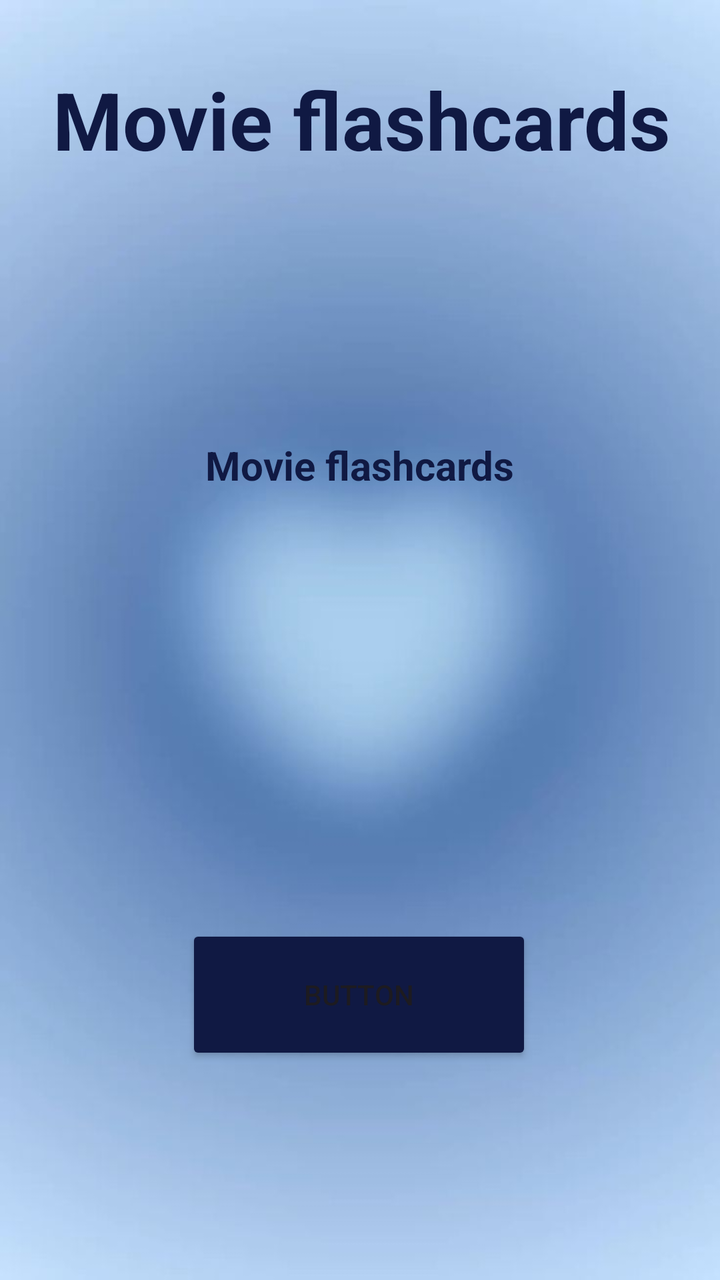
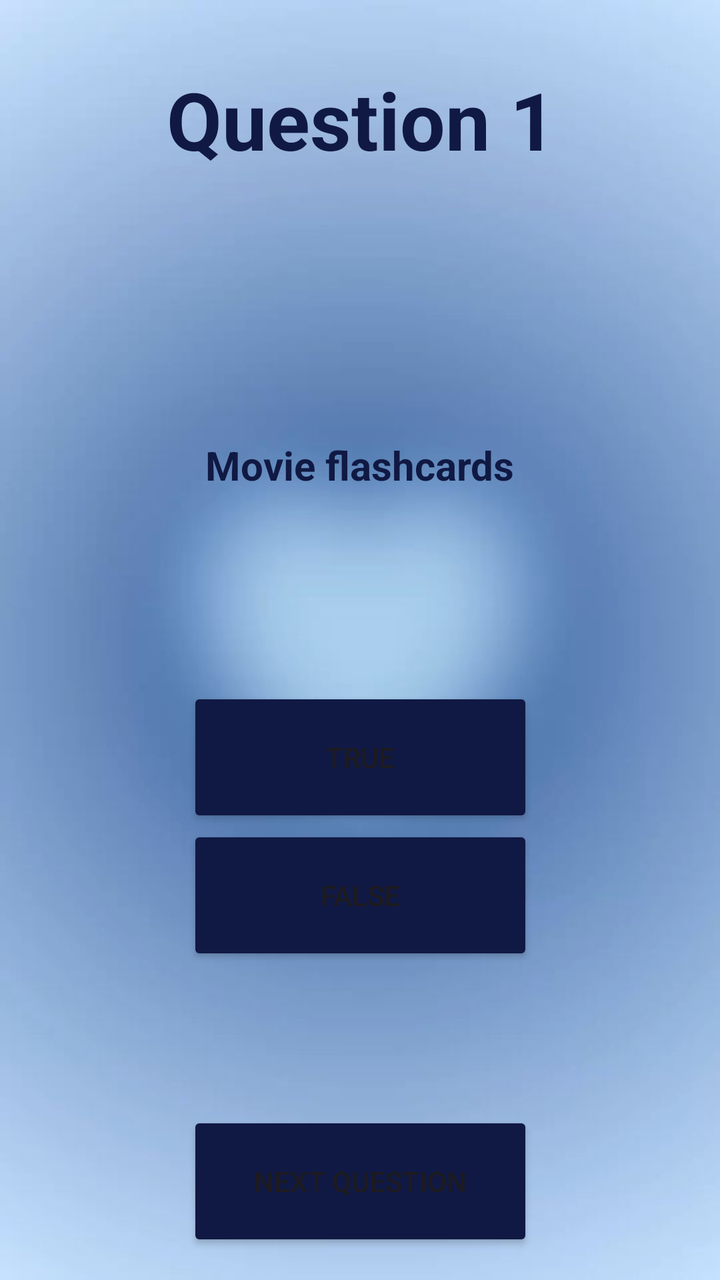

Before-and-after screenshots of an Android layout around one commit, followed by the original layout XML and the change that was made.
<!-- AndroidManifest.xml: application theme Theme.ICE4 -->
<!-- res/layout/activity_question1.xml -->
<?xml version="1.0" encoding="utf-8"?>
<androidx.constraintlayout.widget.ConstraintLayout xmlns:android="http://schemas.android.com/apk/res/android"
    xmlns:app="http://schemas.android.com/apk/res-auto"
    xmlns:tools="http://schemas.android.com/tools"
    android:id="@+id/main"
    android:layout_width="match_parent"
    android:layout_height="match_parent"
    tools:context=".Question1">

    <ImageView
        android:id="@+id/imageView2"
        android:layout_width="wrap_content"
        android:layout_height="wrap_content"
        app:layout_constraintBottom_toBottomOf="parent"
        app:layout_constraintEnd_toEndOf="parent"
        app:layout_constraintHorizontal_bias="0.0"
        app:layout_constraintStart_toStartOf="parent"
        app:layout_constraintTop_toTopOf="parent"
        app:layout_constraintVertical_bias="0.0"
        app:srcCompat="@drawable/wallpaper" />

    <TextView
        android:id="@+id/txtDisplay2"
        android:layout_width="272dp"
        android:layout_height="230dp"
        android:gravity="center"
        android:text="Movie flashcards"
        android:textColor="#101943"
        android:textSize="20sp"
        android:textStyle="bold"
        app:layout_constraintBottom_toBottomOf="parent"
        app:layout_constraintEnd_toEndOf="parent"
        app:layout_constraintHorizontal_bias="0.496"
        app:layout_constraintStart_toStartOf="parent"
        app:layout_constraintTop_toTopOf="parent"
        app:layout_constraintVertical_bias="0.287" />

    <TextView
        android:id="@+id/txtHeading2"
        android:layout_width="374dp"
        android:layout_height="77dp"
        android:gravity="center"
        android:text="Movie flashcards"
        android:textColor="#101943"
        android:textSize="40sp"
        android:textStyle="bold"
        app:layout_constraintBottom_toBottomOf="parent"
        app:layout_constraintEnd_toEndOf="parent"
        app:layout_constraintHorizontal_bias="0.486"
        app:layout_constraintStart_toStartOf="parent"
        app:layout_constraintTop_toTopOf="parent"
        app:layout_constraintVertical_bias="0.038" />

    <Button
        android:id="@+id/btnCheck"
        android:layout_width="173dp"
        android:layout_height="70dp"
        android:backgroundTint="#101943"
        android:text="Button"
        app:layout_constraintBottom_toBottomOf="parent"
        app:layout_constraintEnd_toEndOf="parent"
        app:layout_constraintHorizontal_bias="0.498"
        app:layout_constraintStart_toStartOf="parent"
        app:layout_constraintTop_toTopOf="parent"
        app:layout_constraintVertical_bias="0.811" />

</androidx.constraintlayout.widget.ConstraintLayout>
<!-- resources referenced by this layout -->
<resources>
  <!-- drawable wallpaper: jpg bitmap (drawable, 22414 bytes) -->
  <style name="Theme.ICE4" parent="Base.Theme.ICE4" />
  <style name="Base.Theme.ICE4" parent="Theme.Material3.DayNight.NoActionBar">
          
          
      </style>
</resources>

<!-- the commit's change to res/layout/activity_question1.xml (unified diff, before → after) -->
@@ -16,7 +16,7 @@
         app:layout_constraintHorizontal_bias="0.0"
         app:layout_constraintStart_toStartOf="parent"
         app:layout_constraintTop_toTopOf="parent"
-        app:layout_constraintVertical_bias="0.0"
+        app:layout_constraintVertical_bias="1.0"
         app:srcCompat="@drawable/wallpaper" />
 
     <TextView
@@ -40,7 +40,7 @@
         android:layout_width="374dp"
         android:layout_height="77dp"
         android:gravity="center"
-        android:text="Movie flashcards"
+        android:text="Question 1"
         android:textColor="#101943"
         android:textSize="40sp"
         android:textStyle="bold"
@@ -52,16 +52,39 @@
         app:layout_constraintVertical_bias="0.038" />
 
     <Button
-        android:id="@+id/btnCheck"
+        android:id="@+id/btnNext"
         android:layout_width="173dp"
         android:layout_height="70dp"
         android:backgroundTint="#101943"
-        android:text="Button"
+        android:text="Next Question"
         app:layout_constraintBottom_toBottomOf="parent"
         app:layout_constraintEnd_toEndOf="parent"
-        app:layout_constraintHorizontal_bias="0.498"
         app:layout_constraintStart_toStartOf="parent"
         app:layout_constraintTop_toTopOf="parent"
-        app:layout_constraintVertical_bias="0.811" />
+        app:layout_constraintVertical_bias="0.975" />
+
+    <Button
+        android:id="@+id/btnTrue"
+        android:layout_width="173dp"
+        android:layout_height="70dp"
+        android:backgroundTint="#101943"
+        android:text="True"
+        app:layout_constraintBottom_toBottomOf="parent"
+        app:layout_constraintEnd_toEndOf="parent"
+        app:layout_constraintStart_toStartOf="parent"
+        app:layout_constraintTop_toTopOf="parent"
+        app:layout_constraintVertical_bias="0.603" />
+
+    <Button
+        android:id="@+id/btnFalse"
+        android:layout_width="173dp"
+        android:layout_height="70dp"
+        android:backgroundTint="#101943"
+        android:text="False"
+        app:layout_constraintBottom_toBottomOf="parent"
+        app:layout_constraintEnd_toEndOf="parent"
+        app:layout_constraintStart_toStartOf="parent"
+        app:layout_constraintTop_toTopOf="parent"
+        app:layout_constraintVertical_bias="0.724" />
 
 </androidx.constraintlayout.widget.ConstraintLayout>
